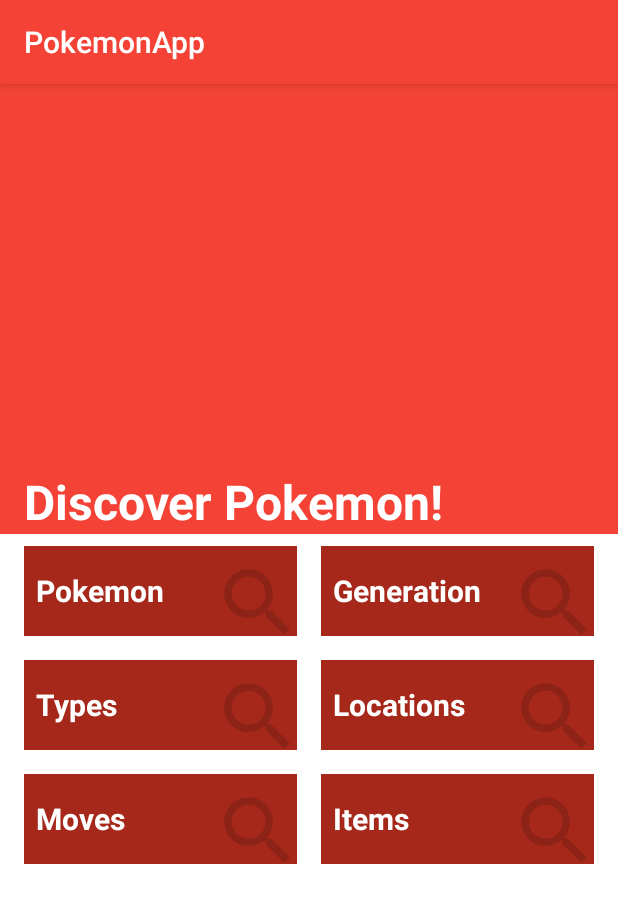
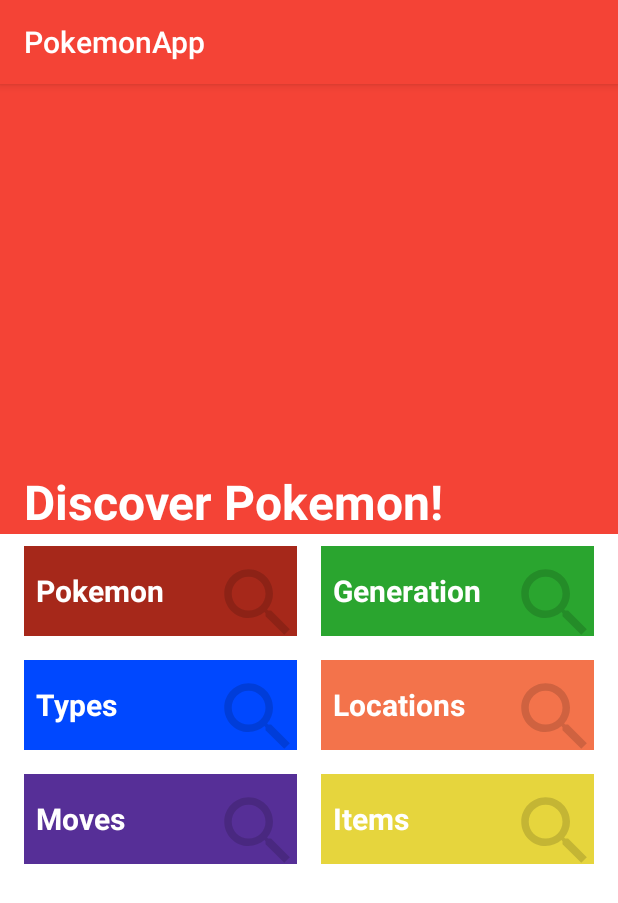
Before and after one commit to zanecarey/PokemonApp, an Android app: the screen it shows after launch (MainActivity), on a phone screen of 412 x 824 dp. Shown: the top 903 px of the screen. Run offline under Robolectric (Android 15) with nearby library versions, the phone set to English and light mode, and no system bars; our stand-ins replace Room's generated code.

Commit message:
added more navigations

```diff
--- a/app/src/main/java/zane/carey/pokemonapp/ui/HomeScreen/CategoryAdapter.kt
+++ b/app/src/main/java/zane/carey/pokemonapp/ui/HomeScreen/CategoryAdapter.kt
@@ -29,10 +29,6 @@ class CategoryAdapter(
 
             itemView.setOnClickListener {
                 if(item.id == 1){//Pokedex
-                    //color category background
-                    //itemView.relativeLayoutBackground.setBackgroundColor(R.color.red)
-                    val colorValue = ContextCompat.getColor(context, R.color.red)
-                    itemView.relativeLayoutBackground.setBackgroundColor(colorValue)
 
                     it.findNavController().navigate(R.id.action_navigation_main_to_navigation_pokemon)
                 } else if(item.id == 2){//Generation
@@ -60,7 +56,7 @@ class CategoryAdapter(
 
     override fun onBindViewHolder(holder: ViewHolder, position: Int) {
         val item = categories[position]
-        holder.itemView.setBackgroundColor(ContextCompat.getColor(context, R.color.red))
+        holder.itemView.setBackgroundColor(ContextCompat.getColor(context, item.color))
         holder.bindView(item)
     }
 
--- a/app/src/main/res/navigation/navigation.xml
+++ b/app/src/main/res/navigation/navigation.xml
@@ -18,10 +18,13 @@
             app:destination="@id/navigation_types"/>
         <action
             android:id="@+id/action_navigation_main_to_navigation_poke_item"
-            app:destination="@id/navigation_types"/>
+            app:destination="@id/navigation_poke_item"/>
         <action
             android:id="@+id/action_navigation_main_to_navigation_poke_moves"
-            app:destination="@id/navigation_types"/>
+            app:destination="@id/navigation_poke_moves"/>
+        <action
+            android:id="@+id/action_navigation_main_to_navigation_poke_regions"
+            app:destination="@id/navigation_poke_regions"/>
 
     </fragment>
 
@@ -54,6 +57,15 @@
     </fragment>
 
     <fragment
+        android:id="@+id/navigation_poke_regions"
+        android:name="zane.carey.pokemonapp.ui.items.ItemFragment"
+        android:label="@string/app_name">
+        <action
+            android:id="@+id/action_navigation_poke_item_to_navigation_item_display"
+            app:destination="@id/navigation_region_display"/>
+    </fragment>
+
+    <fragment
         android:id="@+id/navigation_item_display"
         android:name="zane.carey.pokemonapp.ui.items.ItemDisplay"
         android:label="@string/app_name">
@@ -61,6 +73,12 @@
 
     <fragment
         android:id="@+id/navigation_move_display"
+        android:name="zane.carey.pokemonapp.ui.items.ItemDisplay"
+        android:label="@string/app_name">
+    </fragment>
+
+    <fragment
+        android:id="@+id/navigation_region_display"
         android:name="zane.carey.pokemonapp.ui.items.ItemDisplay"
         android:label="@string/app_name">
     </fragment>
```
